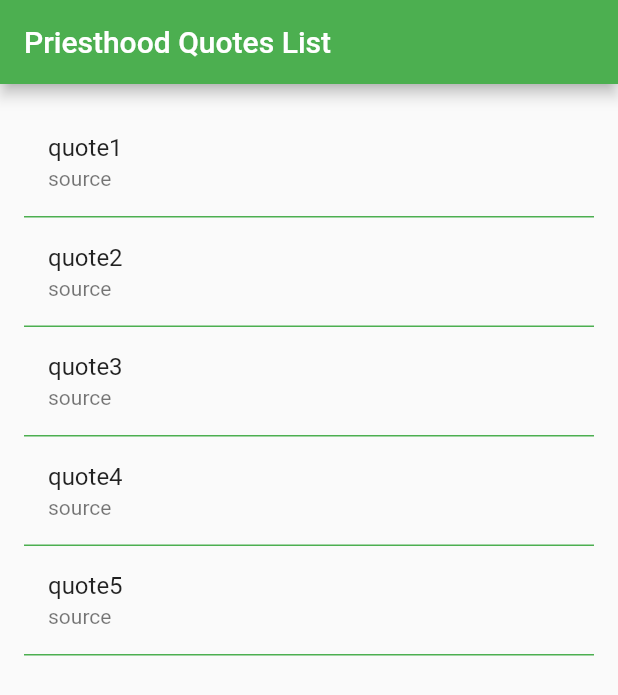
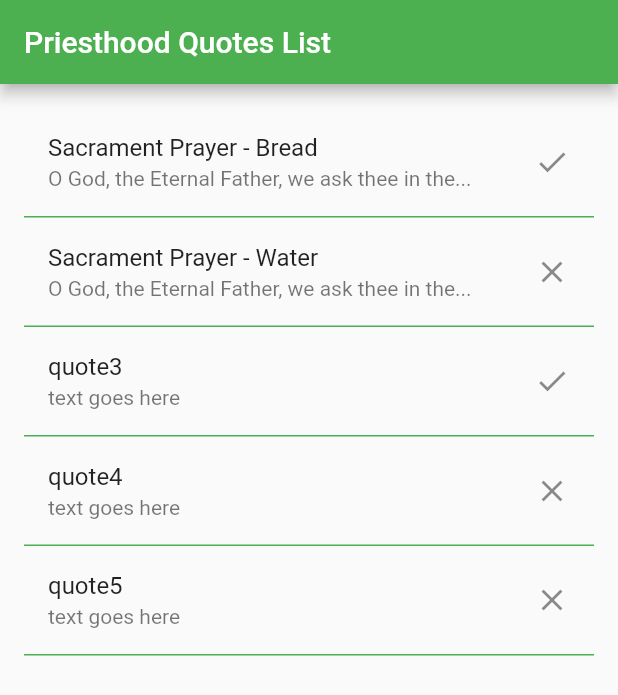
Before and after one commit to dhill2522/quote-memorizer, a Flutter app: the screen it shows after launch, on a phone screen of 412 x 824 dp. Shown: the top 695 px of the screen. Run offline on Flutter 3.47's test engine with Material 2 defaults, Android fonts, the phone set to English and light mode, and no system bars.

Commit message:
initial responsiveness working

```diff
--- a/lib/main.dart
+++ b/lib/main.dart
@@ -10,6 +10,7 @@ class MyApp extends StatelessWidget {
       title: 'Restoration Memorizer',
       theme: new ThemeData(primarySwatch: Colors.green,),
       // home: new MyHomePage(title: 'Restoration Memorizer'),
+
       home: QuoteListView(),
     );
   }
@@ -32,8 +33,15 @@ class QuotesState extends State<QuoteListView> {
   Widget _buildRow(Quote quote) {
     return Container(
       child: ListTile(
-        title: Text(quote.text),
-        subtitle: Text(quote.source),
+        title: Text(quote.title),
+        subtitle: Text(quote.shortText),
+        trailing: quote.isMemorized ? Icon(Icons.check) : new Icon(Icons.clear),
+        onTap: () {
+          setState(() {
+                      Quote q = _qoutesList.firstWhere((q) {return q.id == quote.id;});
+                      q.isMemorized = !q.isMemorized;
+                    });
+        },
       ),
       decoration: new BoxDecoration(
         border: new Border(bottom: new BorderSide(color: Colors.green))
--- a/lib/quotes.dart
+++ b/lib/quotes.dart
@@ -1,25 +1,58 @@
+import 'package:uuid/uuid.dart';
+
 class Quote
 {
+  Uuid id;
+  String title;
   String text;
   String source;
+  String shortText;
   bool isMemorized;
 
-  Quote(text, source, isMemorized)
+
+  Quote(title, text, source, isMemorized)
   {
+    this.id = new Uuid();
+    this.title = title;
     this.text = text;
     this.source = source;
     this.isMemorized = isMemorized;
+    if (text.split(' ').length > 10) {
+      this.shortText = text.split(' ').sublist(0, 10).join(' ') + '...';
+    } else {
+      this.shortText = text;
+    }
   }
 }
 
 List<Quote> getQuotes() {
-  List<Quote>list = new List<Quote>(50);
+  List<Quote>list = new List<Quote>(5);
   list = [
-    new Quote('quote1', 'source', false),
-    new Quote('quote2', 'source', false),
-    new Quote('quote3', 'source', false),
-    new Quote('quote4', 'source', false),
-    new Quote('quote5', 'source', false),
+    new Quote(
+      'Sacrament Prayer - Bread',
+      'O God, the Eternal Father, we ask thee in the name of thy Son, Jesus Christ, to bless and sanctify this bread to the souls of all those who partake of it, that they may eat in remembrance of the body of thy Son, and witness unto thee, O God, the Eternal Father, that they are willing to take upon them the name of thy Son, and always remember him and keep his commandments which he has given them; that they may always have his Spirit to be with them. Amen.',
+      'D&C 20:77',
+      true),
+    new Quote(
+      'Sacrament Prayer - Water',
+      'O God, the Eternal Father, we ask thee in the name of thy Son, Jesus Christ, to bless and sanctify this wine to the souls of all those who drink of it, that they may do it in remembrance of the blood of thy Son, which was shed for them; that they may witness unto thee, O God, the Eternal Father, that they do always remember him, that they may have his Spirit to be with them. Amen.',
+      'D&C 20:79',
+      false),
+    new Quote(
+      'quote3',
+      'text goes here',
+      'source',
+      true),
+    new Quote(
+      'quote4',
+      'text goes here',
+      'source',
+      false),
+    new Quote(
+      'quote5',
+      'text goes here',
+      'source',
+      false),
   ];
   return list;
 }
--- a/pubspec.yaml
+++ b/pubspec.yaml
@@ -19,6 +19,7 @@ dependencies:
   # The following adds the Cupertino Icons font to your application.
   # Use with the CupertinoIcons class for iOS style icons.
   cupertino_icons: ^0.1.2
+  uuid: ^1.0.3
 
 dev_dependencies:
   flutter_test:
```
Also changed, not shown: 1 other file.
